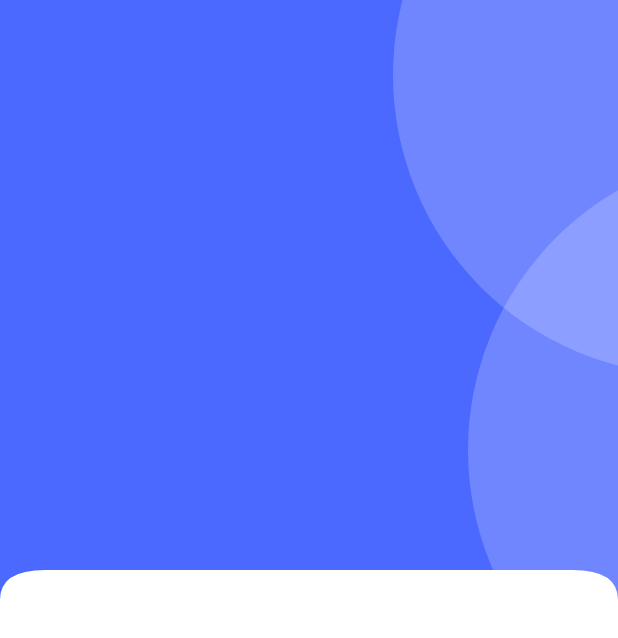
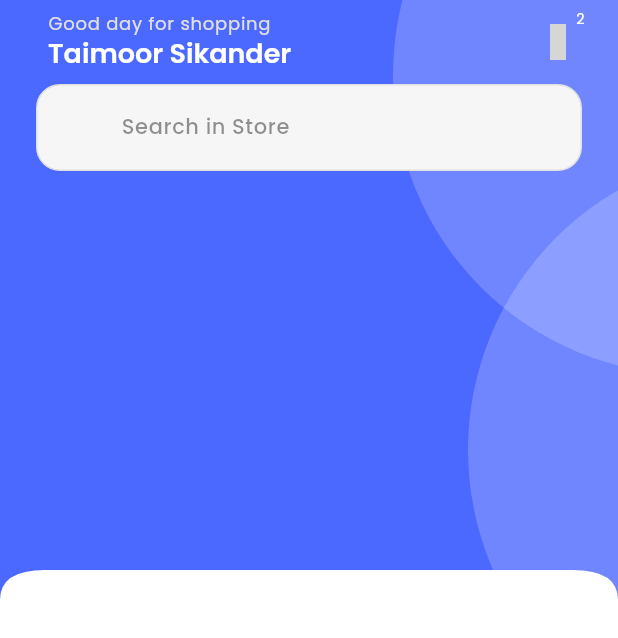
Before and after one commit to Adithya-b-03/t_store_flutter, a Flutter app: the THomeScreen screen opened directly, on a phone screen of 412 x 824 dp. Shown: the top 638 px of the screen. Run offline on Flutter 3.47's test engine with Material 3 defaults, Android fonts, the phone set to English and light mode, and no system bars; our stand-ins replace connectivity_plus, firebase_storage, get, get_storage, iconsax, logger and 2 more; accounts and stored records are empty; project files that could hold a hidden picture were left out; grey boxes are pictures that could not be loaded.

Commit message:
e-commerce app updated

```diff
--- a/lib/common/widgets/custom_shapes/containers/primary_header_container.dart
+++ b/lib/common/widgets/custom_shapes/containers/primary_header_container.dart
@@ -15,12 +15,13 @@ class TPrimaryHeaderContainer extends StatelessWidget {
         Container(
           color:TColors.primary,
           padding: const EdgeInsets.all(0),
-          child: const SizedBox(
+          child: SizedBox(
             height: 400,
             child: Stack(
                 children: [
-                  Positioned(top:-150 ,right:-250,child: TCircularContainer(child: null,)),
-                  Positioned(top:100,right:-300,child: TCircularContainer(child: null,))
+                  const Positioned(top:-150 ,right:-250,child: TCircularContainer(child: null,)),
+                  const Positioned(top:100,right:-300,child: TCircularContainer(child: null,)),
+                  child
                 ]
             ),
           ),
--- /dev/null
+++ b/lib/common/widgets/products/cart/cart_menu_icon.dart
@@ -0,0 +1,42 @@
+import 'package:flutter/material.dart';
+import 'package:iconsax/iconsax.dart';
+
+import '../../../../utils/constants/colors.dart';
+class TCartCounter extends StatelessWidget {
+  const TCartCounter({
+    super.key, required this.onPressed, required this.iconColor,
+  });
+  final VoidCallback onPressed;
+  final Color iconColor;
+  @override
+  Widget build(BuildContext context) {
+    return Stack(
+      children: [
+        IconButton(
+          onPressed: onPressed,
+          icon: Icon(
+            Iconsax.shopping_bag,
+            color: iconColor,
+          ),
+        ),
+        Positioned(
+            right: 0,
+            child: Container(
+              width: 18,
+              height: 18,
+              decoration: BoxDecoration(
+                  borderRadius: BorderRadius.circular(100)),
+              child: Center(
+                child: Text(
+                  '2',
+                  style: Theme.of(context)
+                      .textTheme
+                      .labelLarge!
+                      .apply(color: TColors.white, fontSizeFactor: 0.8),
+                ),
+              ),
+            ))
+      ],
+    );
+  }
+}
--- a/lib/features/shop/screens/home/home.dart
+++ b/lib/features/shop/screens/home/home.dart
@@ -2,12 +2,15 @@ import 'package:flutter/material.dart';
 import 'package:iconsax/iconsax.dart';
 import 'package:t_store/common/widgets/appbar/appbar.dart';
 import 'package:t_store/common/widgets/custom_shapes/curved_edges/curved_edges.dart';
+import 'package:t_store/features/shop/screens/home/widgets/home_appbar.dart';
 import 'package:t_store/utils/constants/sizes.dart';
 import 'package:t_store/utils/constants/text_strings.dart';
-
+import 'package:t_store/utils/device/device_utility.dart';
+import 'package:t_store/utils/helpers/helper_functions.dart';
 import '../../../../common/widgets/custom_shapes/containers/circular_container.dart';
 import '../../../../common/widgets/custom_shapes/containers/primary_header_container.dart';
 import '../../../../common/widgets/custom_shapes/curved_edges/curved_edge_widget.dart';
+import '../../../../common/widgets/products/cart/cart_menu_icon.dart';
 import '../../../../utils/constants/colors.dart';
 
 class THomeScreen extends StatelessWidget {
@@ -15,71 +18,46 @@ class THomeScreen extends StatelessWidget {
 
   @override
   Widget build(BuildContext context) {
-    return Scaffold(
+    return const Scaffold(
         body: SingleChildScrollView(
             child: TPrimaryHeaderContainer(
                 child: Column(
       children: [
-        TAppBar(
-          title: Column(
-            crossAxisAlignment: CrossAxisAlignment.start,
-            children: [
-              Text(TTexts.homeAppbarTitle,
-                  style: Theme.of(context)
-                      .textTheme
-                      .labelMedium!
-                      .apply(color: TColors.grey)),
-              Text(TTexts.homeAppbarSubTitle,
-                  style: Theme.of(context)
-                      .textTheme
-                      .headlineSmall!
-                      .apply(color: TColors.white))
-            ],
-          ),
-          actions: [
-            TCartCounter(onPressed: (){},iconColor: TColors.white,)
-          ],
-        )
+        THomeAppBar(),
+        TSearchContainer(text: 'Search in Store'),
       ],
     ))));
   }
 }
 
-class TCartCounter extends StatelessWidget {
-  const TCartCounter({
-    super.key, required this.onPressed, required this.iconColor,
+class TSearchContainer extends StatelessWidget {
+  const TSearchContainer({
+    super.key, required this.text, this.icon, this.showBackgroundColor = true, this.showBorder=true,
   });
-  final VoidCallback onPressed;
-  final Color iconColor;
+  final String text;
+  final IconData? icon;
+  final bool showBackgroundColor,showBorder;
   @override
   Widget build(BuildContext context) {
-    return Stack(
-      children: [
-        IconButton(
-          onPressed: onPressed,
-          icon: Icon(
-            Iconsax.shopping_bag,
-            color: iconColor,
-          ),
+    final dark = THelperFunctions.isDarkMode(context);
+    return Padding(
+      padding: const EdgeInsets.symmetric(horizontal: TSizes.defaultSpace),
+      child: Container(
+        padding: const EdgeInsets.all(TSizes.md),
+        width: TDeviceUtils.getScreenWidth(context),
+        decoration: BoxDecoration(
+          color: showBackgroundColor ? dark ? TColors.dark : TColors.light : Colors.transparent,
+          borderRadius: BorderRadius.circular(TSizes.cardRadiusLg),
+          border: showBorder? Border.all(color: TColors.grey):null
         ),
-        Positioned(
-            right: 0,
-            child: Container(
-              width: 18,
-              height: 18,
-              decoration: BoxDecoration(
-                  borderRadius: BorderRadius.circular(100)),
-              child: Center(
-                child: Text(
-                  '2',
-                  style: Theme.of(context)
-                      .textTheme
-                      .labelLarge!
-                      .apply(color: TColors.white, fontSizeFactor: 0.8),
-                ),
-              ),
-            ))
-      ],
+        child: Row(
+          children: [
+            Icon(icon,color: TColors.darkGrey,),
+            const SizedBox(width: TSizes.spaceBtwItems,),
+            Text(text,style: Theme.of(context).textTheme.bodySmall)
+          ],
+        ),
+      ),
     );
   }
 }
--- /dev/null
+++ b/lib/features/shop/screens/home/widgets/home_appbar.dart
@@ -0,0 +1,35 @@
+import 'package:flutter/material.dart';
+
+import '../../../../../common/widgets/appbar/appbar.dart';
+import '../../../../../common/widgets/products/cart/cart_menu_icon.dart';
+import '../../../../../utils/constants/colors.dart';
+import '../../../../../utils/constants/text_strings.dart';
+class THomeAppBar extends StatelessWidget {
+  const THomeAppBar({
+    super.key,
+  });
+
+  @override
+  Widget build(BuildContext context) {
+    return TAppBar(
+      title: Column(
+        crossAxisAlignment: CrossAxisAlignment.start,
+        children: [
+          Text(TTexts.homeAppbarTitle,
+              style: Theme.of(context)
+                  .textTheme
+                  .labelMedium!
+                  .apply(color: TColors.grey)),
+          Text(TTexts.homeAppbarSubTitle,
+              style: Theme.of(context)
+                  .textTheme
+                  .headlineSmall!
+                  .apply(color: TColors.white))
+        ],
+      ),
+      actions: [
+        TCartCounter(onPressed: (){},iconColor: TColors.white,)
+      ],
+    );
+  }
+}
```
